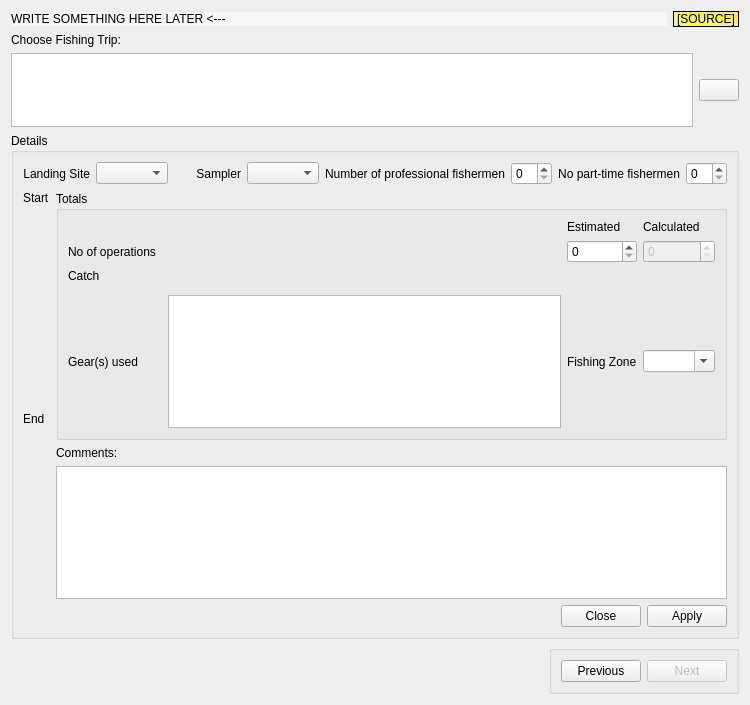
Before: the Qt Designer form app_new/frmtrip.ui in doublebyte1/app_solution, drawn with Qt 5.
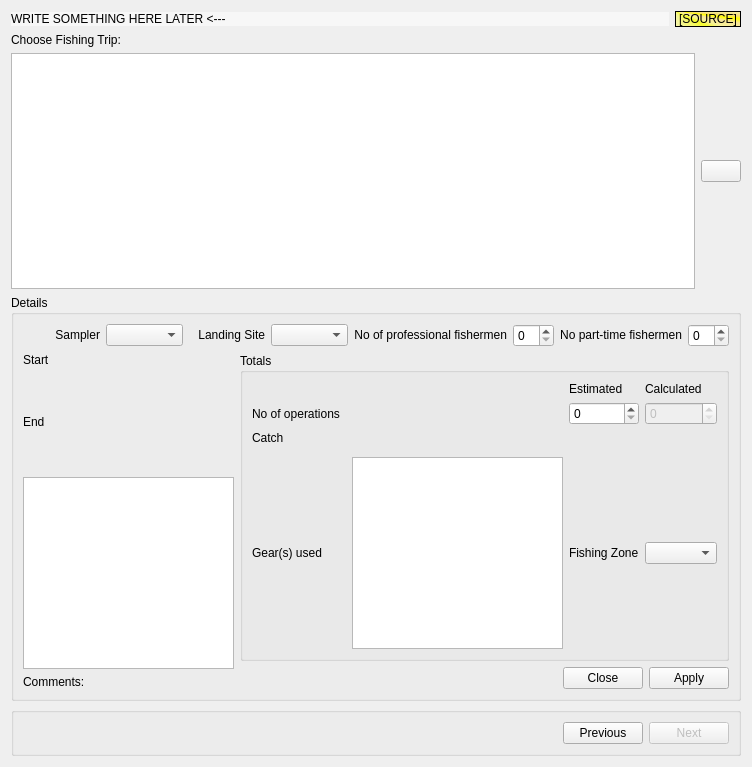
After: the same form once the commit is applied. Icons and pictures are not drawn. Custom widgets are drawn as their Qt base class.

Diff of the .ui file:
```diff
--- a/app_new/frmtrip.ui
+++ b/app_new/frmtrip.ui
@@ -6,15 +6,15 @@
    <rect>
     <x>0</x>
     <y>0</y>
-    <width>750</width>
-    <height>705</height>
+    <width>752</width>
+    <height>767</height>
    </rect>
   </property>
   <property name="windowTitle">
    <string>Form</string>
   </property>
-  <layout class="QGridLayout" name="gridLayout">
-   <item row="0" column="0">
+  <layout class="QVBoxLayout" name="verticalLayout_4">
+   <item>
     <layout class="QHBoxLayout" name="horizontalLayout_9">
      <item>
       <widget class="QLabel" name="lbHeader">
@@ -60,7 +60,7 @@
      </item>
     </layout>
    </item>
-   <item row="1" column="0">
+   <item>
     <widget class="QLabel" name="label_23">
      <property name="text">
       <string>Choose Fishing Trip:</string>
@@ -70,7 +70,7 @@
      </property>
     </widget>
    </item>
-   <item row="2" column="0">
+   <item>
     <layout class="QHBoxLayout" name="horizontalLayout_15">
      <item>
       <widget class="QTableView" name="tableView">
@@ -117,7 +117,7 @@
      </item>
     </layout>
    </item>
-   <item row="3" column="0">
+   <item>
     <widget class="QGroupBox" name="groupDetails">
      <property name="sizePolicy">
       <sizepolicy hsizetype="Preferred" vsizetype="Preferred">
@@ -131,31 +131,14 @@
      <layout class="QVBoxLayout" name="verticalLayout_3">
       <item>
        <layout class="QHBoxLayout" name="horizontalLayout_11">
-        <item>
-         <widget class="QLabel" name="label_2">
-          <property name="text">
-           <string>Landing Site</string>
-          </property>
-          <property name="alignment">
-           <set>Qt::AlignRight|Qt::AlignTrailing|Qt::AlignVCenter</set>
-          </property>
-         </widget>
-        </item>
-        <item>
-         <widget class="QComboBox" name="cmbSite">
-          <property name="toolTip">
-           <string>Choose Landing Site</string>
-          </property>
-          <property name="statusTip">
-           <string>Choose Landing Site</string>
-          </property>
-          <property name="whatsThis">
-           <string>In this widget we can select a landing site</string>
-          </property>
-         </widget>
-        </item>
         <item>
          <widget class="QLabel" name="label_6">
+          <property name="sizePolicy">
+           <sizepolicy hsizetype="Preferred" vsizetype="Fixed">
+            <horstretch>0</horstretch>
+            <verstretch>0</verstretch>
+           </sizepolicy>
+          </property>
           <property name="text">
            <string>Sampler</string>
           </property>
@@ -177,10 +160,45 @@
           </property>
          </widget>
         </item>
+        <item>
+         <widget class="QLabel" name="label_2">
+          <property name="sizePolicy">
+           <sizepolicy hsizetype="Preferred" vsizetype="Fixed">
+            <horstretch>0</horstretch>
+            <verstretch>0</verstretch>
+           </sizepolicy>
+          </property>
+          <property name="text">
+           <string>Landing Site</string>
+          </property>
+          <property name="alignment">
+           <set>Qt::AlignRight|Qt::AlignTrailing|Qt::AlignVCenter</set>
+          </property>
+         </widget>
+        </item>
+        <item>
+         <widget class="QComboBox" name="cmbSite">
+          <property name="toolTip">
+           <string>Choose Landing Site</string>
+          </property>
+          <property name="statusTip">
+           <string>Choose Landing Site</string>
+          </property>
+          <property name="whatsThis">
+           <string>In this widget we can select a landing site</string>
+          </property>
+         </widget>
+        </item>
         <item>
          <widget class="QLabel" name="label_22">
+          <property name="sizePolicy">
+           <sizepolicy hsizetype="Preferred" vsizetype="Fixed">
+            <horstretch>0</horstretch>
+            <verstretch>0</verstretch>
+           </sizepolicy>
+          </property>
           <property name="text">
-           <string>Number of professional fishermen</string>
+           <string>No of professional fishermen</string>
           </property>
           <property name="alignment">
            <set>Qt::AlignRight|Qt::AlignTrailing|Qt::AlignVCenter</set>
@@ -211,6 +229,12 @@
         </item>
         <item>
          <widget class="QLabel" name="label_24">
+          <property name="sizePolicy">
+           <sizepolicy hsizetype="Preferred" vsizetype="Fixed">
+            <horstretch>0</horstretch>
+            <verstretch>0</verstretch>
+           </sizepolicy>
+          </property>
           <property name="text">
            <string>No part-time fishermen</string>
           </property>
@@ -262,6 +286,12 @@
           </item>
           <item>
            <widget class="CustomTimeCtrl" name="customDtStart">
+            <property name="sizePolicy">
+             <sizepolicy hsizetype="Preferred" vsizetype="Expanding">
+              <horstretch>0</horstretch>
+              <verstretch>0</verstretch>
+             </sizepolicy>
+            </property>
             <property name="toolTip">
              <string>Start datetime</string>
             </property>
@@ -285,6 +315,12 @@
           </item>
           <item>
            <widget class="CustomTimeCtrl" name="customDtEnd">
+            <property name="sizePolicy">
+             <sizepolicy hsizetype="Preferred" vsizetype="Expanding">
+              <horstretch>0</horstretch>
+              <verstretch>0</verstretch>
+             </sizepolicy>
+            </property>
             <property name="toolTip">
              <string>End datetime</string>
             </property>
@@ -293,6 +329,38 @@
             </property>
            </widget>
           </item>
+          <item>
+           <widget class="QPlainTextEdit" name="textComments">
+            <property name="sizePolicy">
+             <sizepolicy hsizetype="Expanding" vsizetype="Preferred">
+              <horstretch>0</horstretch>
+              <verstretch>0</verstretch>
+             </sizepolicy>
+            </property>
+            <property name="toolTip">
+             <string>Comments</string>
+            </property>
+            <property name="statusTip">
+             <string>Comments</string>
+            </property>
+            <property name="whatsThis">
+             <string>Input comments</string>
+            </property>
+           </widget>
+          </item>
+          <item>
+           <widget class="QLabel" name="label_13">
+            <property name="sizePolicy">
+             <sizepolicy hsizetype="Preferred" vsizetype="Fixed">
+              <horstretch>0</horstretch>
+              <verstretch>0</verstretch>
+             </sizepolicy>
+            </property>
+            <property name="text">
+             <string>Comments:</string>
+            </property>
+           </widget>
+          </item>
          </layout>
         </item>
         <item>
@@ -381,7 +449,7 @@
                 <string>Select the fishing zone of this fishing trip</string>
                </property>
                <property name="editable">
-                <bool>true</bool>
+                <bool>false</bool>
                </property>
               </widget>
              </item>
@@ -400,7 +468,7 @@
                 <set>QAbstractItemView::NoEditTriggers</set>
                </property>
                <property name="alternatingRowColors">
-                <bool>true</bool>
+                <bool>false</bool>
                </property>
                <property name="selectionMode">
                 <enum>QAbstractItemView::MultiSelection</enum>
@@ -433,38 +501,6 @@
             </layout>
            </widget>
           </item>
-          <item>
-           <widget class="QLabel" name="label_13">
-            <property name="sizePolicy">
-             <sizepolicy hsizetype="Preferred" vsizetype="Fixed">
-              <horstretch>0</horstretch>
-              <verstretch>0</verstretch>
-             </sizepolicy>
-            </property>
-            <property name="text">
-             <string>Comments:</string>
-            </property>
-           </widget>
-          </item>
-          <item>
-           <widget class="QPlainTextEdit" name="textComments">
-            <property name="sizePolicy">
-             <sizepolicy hsizetype="Expanding" vsizetype="Preferred">
-              <horstretch>0</horstretch>
-              <verstretch>0</verstretch>
-             </sizepolicy>
-            </property>
-            <property name="toolTip">
-             <string>Comments</string>
-            </property>
-            <property name="statusTip">
-             <string>Comments</string>
-            </property>
-            <property name="whatsThis">
-             <string>Input comments</string>
-            </property>
-           </widget>
-          </item>
           <item>
            <layout class="QHBoxLayout" name="horizontalLayout_12">
             <item>
@@ -483,27 +519,33 @@
      </layout>
     </widget>
    </item>
-   <item row="4" column="0">
+   <item>
     <layout class="QHBoxLayout" name="horizontalLayout_16">
-     <item>
-      <spacer name="horizontalSpacer_2">
-       <property name="orientation">
-        <enum>Qt::Horizontal</enum>
-       </property>
-       <property name="sizeHint" stdset="0">
-        <size>
-         <width>548</width>
-         <height>20</height>
-        </size>
-       </property>
-      </spacer>
-     </item>
      <item>
       <widget class="QGroupBox" name="groupBox_2">
+       <property name="sizePolicy">
+        <sizepolicy hsizetype="Preferred" vsizetype="Preferred">
+         <horstretch>0</horstretch>
+         <verstretch>0</verstretch>
+        </sizepolicy>
+       </property>
        <property name="title">
         <string/>
        </property>
        <layout class="QHBoxLayout" name="horizontalLayout_10">
+        <item>
+         <spacer name="horizontalSpacer">
+          <property name="orientation">
+           <enum>Qt::Horizontal</enum>
+          </property>
+          <property name="sizeHint" stdset="0">
+           <size>
+            <width>40</width>
+            <height>20</height>
+           </size>
+          </property>
+         </spacer>
+        </item>
         <item>
          <widget class="QPushButton" name="pushPrevious">
           <property name="text">
```
Left out of the diff: 12 changed lines with no effect on the pictures.
